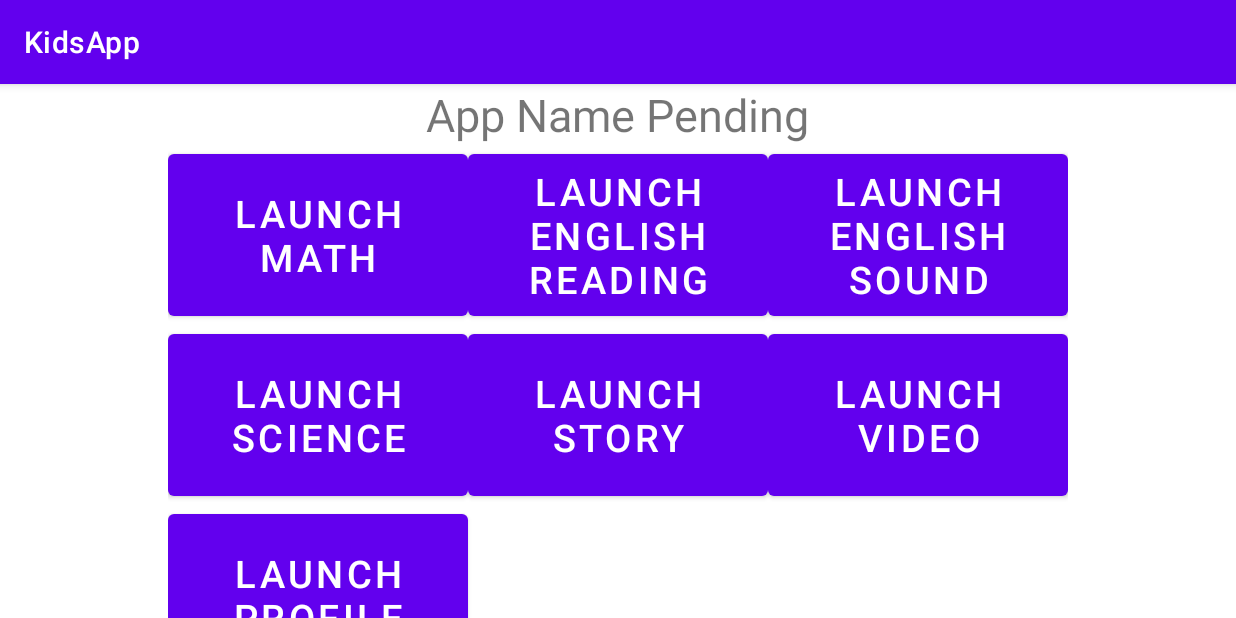
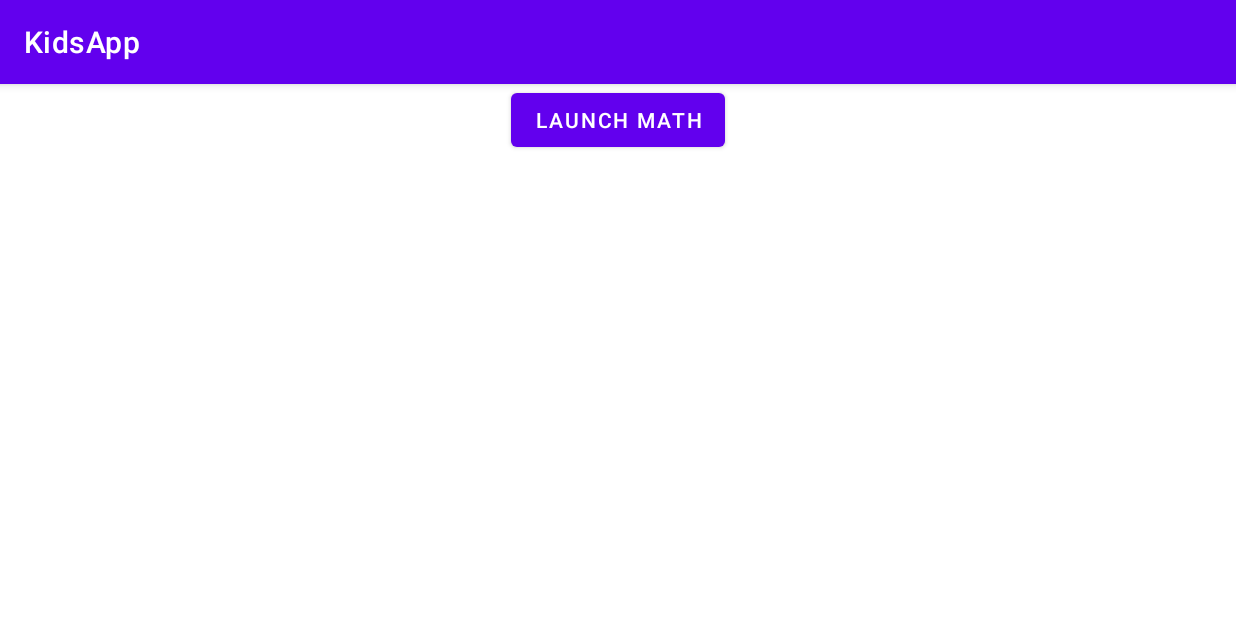
Before and after one commit to JackyFWong/codegeeks, an Android app: the screen it shows after launch (MainActivity), on a phone screen of 824 x 412 dp (held sideways). Run offline under Robolectric (Android 15) with nearby library versions, the phone set to English and light mode, and no system bars.

Commit message:
Revert "added homescreen to math questions"

```diff
--- a/KidsApp/app/src/main/AndroidManifest.xml
+++ b/KidsApp/app/src/main/AndroidManifest.xml
@@ -9,27 +9,19 @@
         android:roundIcon="@mipmap/ic_launcher_round"
         android:supportsRtl="true"
         android:theme="@style/Theme.KidsApp">
-        <activity android:name=".ProfileActivity"></activity>
-        <activity
-            android:name=".VideoActivity"
+        <activity android:name=".VideoActivity"
             android:screenOrientation="landscape" />
-        <activity
-            android:name=".StoryActivity"
+        <activity android:name=".StoryActivity"
             android:screenOrientation="landscape" />
-        <activity
-            android:name=".ScienceQuestionActivity"
+        <activity android:name=".ScienceQuestionActivity"
             android:screenOrientation="landscape" />
-        <activity
-            android:name=".EnglishReadingQuestionActivity"
+        <activity android:name=".EnglishReadingQuestionActivity"
             android:screenOrientation="landscape" />
-        <activity
-            android:name=".EnglishSoundQuestionActivity"
+        <activity android:name=".EnglishSoundQuestionActivity"
             android:screenOrientation="landscape" />
-        <activity
-            android:name=".MathQuestionActivity"
+        <activity android:name=".MathQuestionActivity"
             android:screenOrientation="landscape" />
-        <activity
-            android:name=".MainActivity"
+        <activity android:name=".MainActivity"
             android:screenOrientation="landscape">
             <intent-filter>
                 <action android:name="android.intent.action.MAIN" />
--- a/KidsApp/app/src/main/java/com/example/kidsapp/MainActivity.java
+++ b/KidsApp/app/src/main/java/com/example/kidsapp/MainActivity.java
@@ -16,38 +16,8 @@ public class MainActivity extends AppCompatActivity {
         setContentView(R.layout.activity_main);
     }
 
-    public void onEnglishReadingClick(View view) {
-        Intent intent = new Intent(this, EnglishReadingQuestionActivity.class);
-        startActivity(intent);
-    }
-
-    public void onEnglishSoundClick(View view) {
-        Intent intent = new Intent(this, EnglishSoundQuestionActivity.class);
-        startActivity(intent);
-    }
-
     public void onMathClick(View view) {
         Intent intent = new Intent(this, MathQuestionActivity.class);
         startActivity(intent);
     }
-
-    public void onScienceClick(View view) {
-        Intent intent = new Intent(this, ScienceQuestionActivity.class);
-        startActivity(intent);
-    }
-
-    public void onStoryClick(View view) {
-        Intent intent = new Intent(this, StoryActivity.class);
-        startActivity(intent);
-    }
-
-    public void onVideoClick(View view) {
-        Intent intent = new Intent(this, VideoActivity.class);
-        startActivity(intent);
-    }
-
-    public void onProfileClick(View view) {
-        Intent intent = new Intent(this, VideoActivity.class);
-        startActivity(intent);
-    }
 }
--- a/KidsApp/app/src/main/java/com/example/kidsapp/ProfileActivity.java
+++ /dev/null
@@ -1,14 +0,0 @@
-package com.example.kidsapp;
-
-import androidx.appcompat.app.AppCompatActivity;
-
-import android.os.Bundle;
-
-public class ProfileActivity extends AppCompatActivity {
-
-    @Override
-    protected void onCreate(Bundle savedInstanceState) {
-        super.onCreate(savedInstanceState);
-        setContentView(R.layout.activity_profile);
-    }
-}
--- a/KidsApp/app/src/main/res/layout/activity_main.xml
+++ b/KidsApp/app/src/main/res/layout/activity_main.xml
@@ -1,83 +1,19 @@
 <?xml version="1.0" encoding="utf-8"?>
-<GridLayout xmlns:app="http://schemas.android.com/apk/res-auto"
+<androidx.constraintlayout.widget.ConstraintLayout xmlns:android="http://schemas.android.com/apk/res/android"
+    xmlns:app="http://schemas.android.com/apk/res-auto"
     xmlns:tools="http://schemas.android.com/tools"
-    xmlns:android="http://schemas.android.com/apk/res/android"
-    android:layout_width="wrap_content"
+    android:layout_width="match_parent"
     android:layout_height="match_parent"
-    android:layout_gravity="center"
-    tools:context=".MainActivity"
-    android:columnCount="3">
+    tools:context=".MainActivity">
 
-    <TextView
-        android:layout_columnSpan="3"
-        android:id="@+id/app_title"
+    <Button
+        android:id="@+id/button_launch_math"
         android:layout_width="wrap_content"
         android:layout_height="wrap_content"
-        android:layout_gravity="center_horizontal"
-        android:textSize="30sp"
-        android:text="@string/app_name_pending" />
+        android:onClick="onMathClick"
+        android:text="@string/launch_math"
+        app:layout_constraintEnd_toEndOf="parent"
+        app:layout_constraintStart_toStartOf="parent"
+        app:layout_constraintTop_toTopOf="parent" />
 
-    <Button
-        android:layout_columnSpan="1"
-        android:id="@+id/button_launch_math"
-        android:layout_width="200dp"
-        android:layout_height="120dp"
-        android:textSize="25sp"
-        android:layout_gravity="center"
-        android:onClick="onMathClick"
-        android:text="@string/launch_math" />
-
-    <Button
-        android:layout_columnSpan="1"
-        android:id="@+id/button_launch_english_reading"
-        android:layout_width="200dp"
-        android:layout_height="120dp"
-        android:textSize="25sp"
-        android:onClick="onEnglishReadingClick"
-        android:text="@string/launch_english_reading" />
-
-    <Button
-        android:layout_columnSpan="1"
-        android:id="@+id/button_launch_english_sound"
-        android:layout_width="200dp"
-        android:layout_height="120dp"
-        android:textSize="25sp"
-        android:onClick="onEnglishSoundClick"
-        android:text="@string/launch_english_sound" />
-    <Button
-        android:layout_columnSpan="1"
-        android:id="@+id/button_launch_science"
-        android:layout_width="200dp"
-        android:layout_height="120dp"
-        android:textSize="25sp"
-        android:onClick="onScienceClick"
-        android:text="@string/launch_science" />
-    <Button
-        android:layout_columnSpan="1"
-        android:id="@+id/button_launch_story"
-        android:layout_width="200dp"
-        android:layout_height="120dp"
-        android:textSize="25sp"
-        android:onClick="onStoryClick"
-        android:text="@string/launch_story" />
-    <Button
-        android:layout_columnSpan="1"
-        android:id="@+id/button_launch_video"
-        android:layout_width="200dp"
-        android:layout_height="120dp"
-        android:textSize="25sp"
-        android:onClick="onVideoClick"
-        android:text="@string/launch_video" />
-    <Button
-        android:layout_columnSpan="1"
-        android:id="@+id/button_launch_profile"
-        android:layout_width="200dp"
-        android:layout_height="120dp"
-        android:textSize="25sp"
-        android:onClick="onProfileClick"
-        android:text="@string/launch_profile" />
-
-
-
-
-</GridLayout>
+</androidx.constraintlayout.widget.ConstraintLayout>
--- a/KidsApp/app/src/main/res/layout/activity_profile.xml
+++ /dev/null
@@ -1,9 +0,0 @@
-<?xml version="1.0" encoding="utf-8"?>
-<androidx.constraintlayout.widget.ConstraintLayout xmlns:android="http://schemas.android.com/apk/res/android"
-    xmlns:app="http://schemas.android.com/apk/res-auto"
-    xmlns:tools="http://schemas.android.com/tools"
-    android:layout_width="match_parent"
-    android:layout_height="match_parent"
-    tools:context=".ProfileActivity">
-
-</androidx.constraintlayout.widget.ConstraintLayout>
--- a/KidsApp/app/src/main/res/values/strings.xml
+++ b/KidsApp/app/src/main/res/values/strings.xml
@@ -1,11 +1,4 @@
 <resources>
     <string name="app_name">KidsApp</string>
     <string name="launch_math">Launch math</string>
-    <string name="launch_english_reading">Launch English Reading</string>
-    <string name="launch_english_sound">Launch English Sound</string>
-    <string name="launch_science">Launch Science</string>
-    <string name="launch_story">Launch Story</string>
-    <string name="launch_video">Launch Video</string>
-    <string name="app_name_pending">App Name Pending</string>
-    <string name="launch_profile">Launch Profile</string>
 </resources>
```
